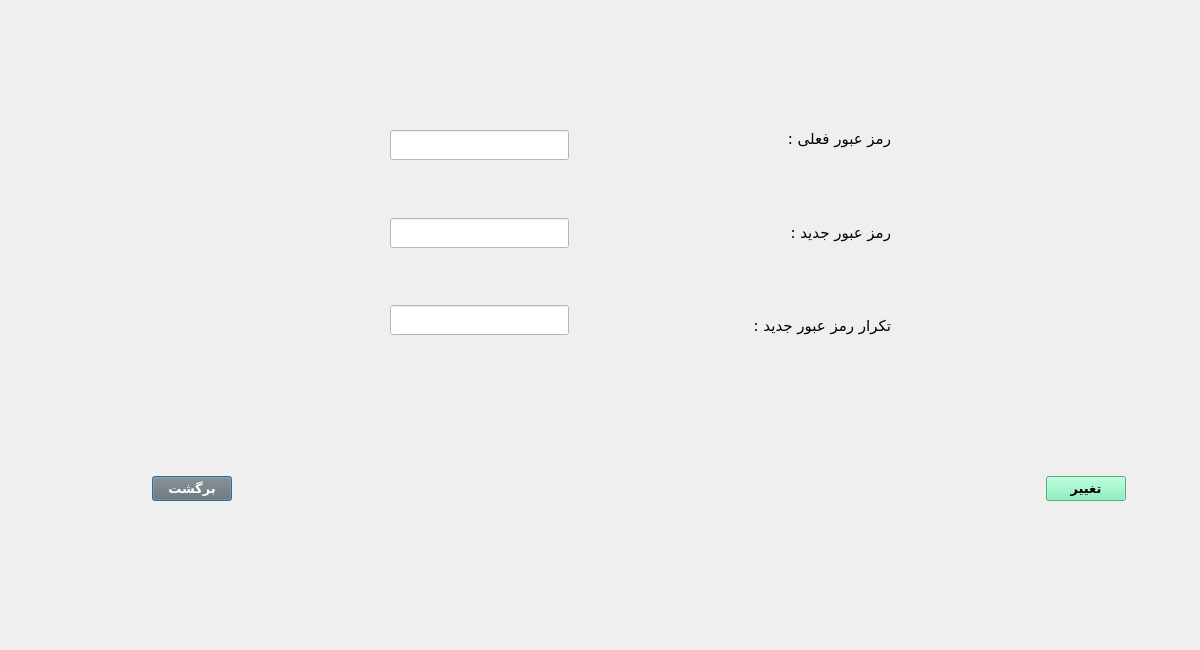
AliRn76/Student-Portal, file teacherchangepassword.ui: the form before one commit.
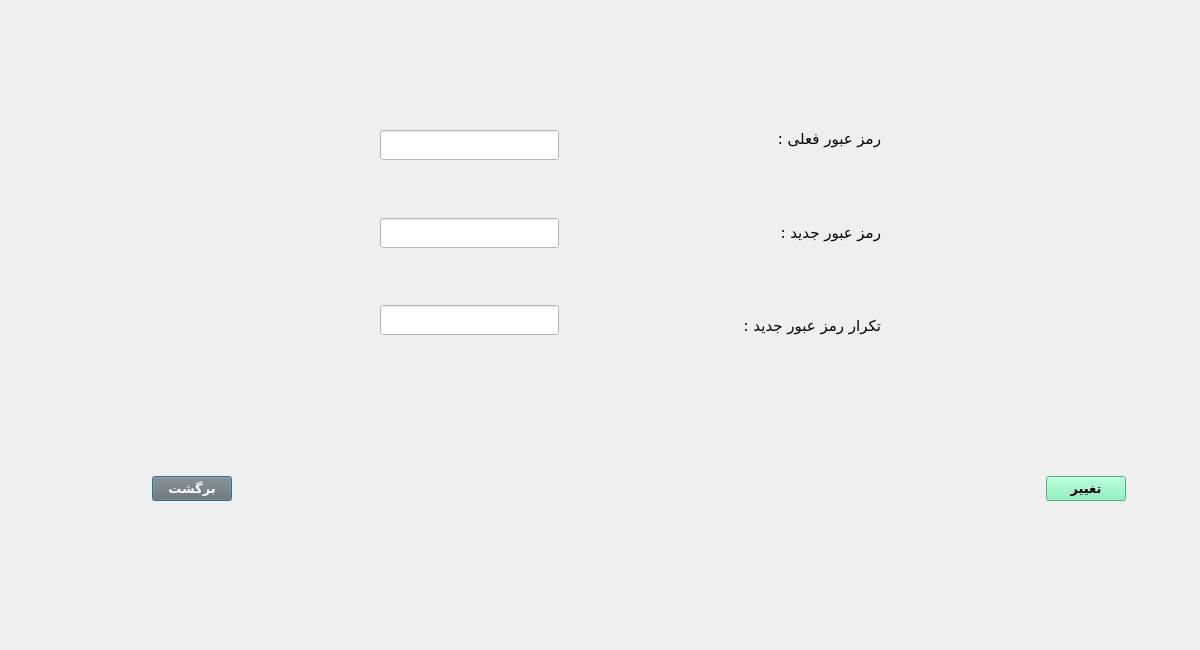
The form after the commit.

Diff of the .ui file:
```diff
--- a/teacherchangepassword.ui
+++ b/teacherchangepassword.ui
@@ -78,7 +78,7 @@
   <widget class="QWidget" name="layoutWidget_2">
    <property name="geometry">
     <rect>
-     <x>390</x>
+     <x>380</x>
      <y>130</y>
      <width>501</width>
      <height>205</height>
```
Left out of the diff: 3 changed lines with no effect on the pictures.
